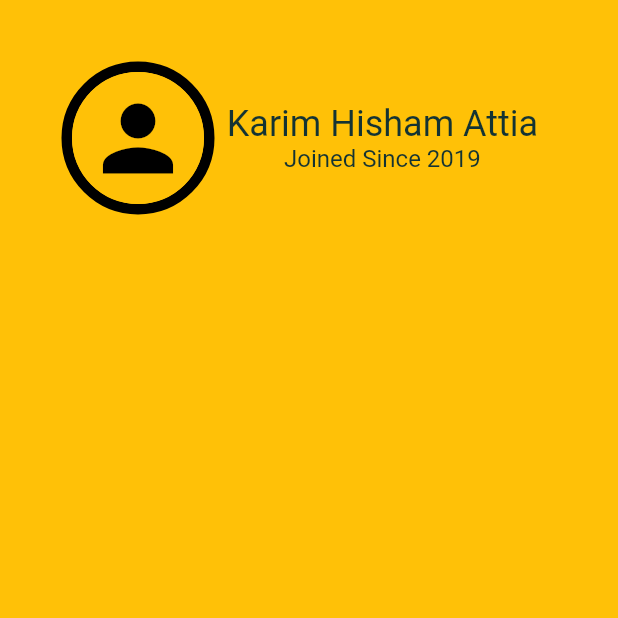
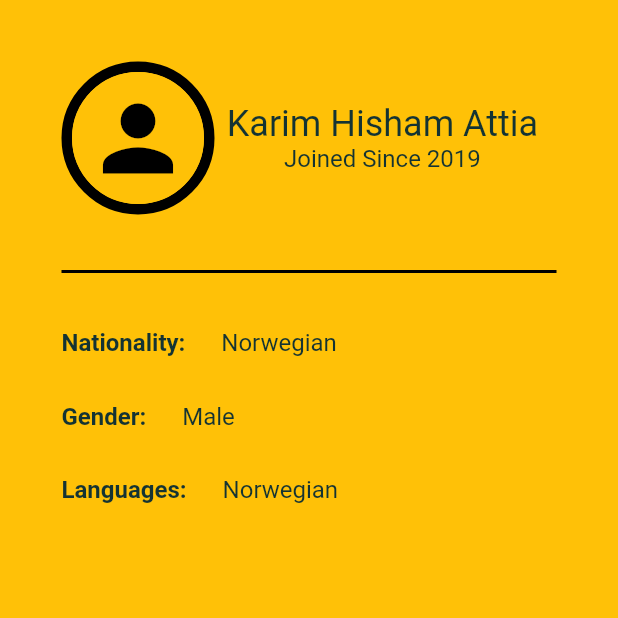
Before and after one commit to mohGhazala96/gawla, a Flutter app: the screen it shows after launch, on a phone screen of 412 x 824 dp, the top half of it. Run offline on Flutter 3.47's test engine with Material 2 defaults, Android fonts, the phone set to English and light mode, and no system bars; missing offline and left inert: country_pickers.

Commit message:
Updated Profile

```diff
--- a/lib/screens/tourist/tourist_profile_screen.dart
+++ b/lib/screens/tourist/tourist_profile_screen.dart
@@ -1,8 +1,10 @@
+import 'package:country_pickers/country.dart';
 import 'package:flutter/material.dart';
 import 'package:flutter/widgets.dart';
 import '../../main.dart';
 import '../../data/DUMMYDATA.dart';
 import 'package:provider/provider.dart';
+import 'package:country_pickers/country_pickers.dart';
 
 // ADD FONTS TO TEXTS
 
@@ -59,6 +61,73 @@ class TouristProfileScreen extends StatelessWidget {
                     ],
                   )
                 ],
+              ),
+              SizedBox(
+                height: 30.0,
+              ),
+              Divider(
+                thickness: 2.0,
+                color: Colors.black,
+              ),
+              SizedBox(
+                height: 30.0,
+              ),
+              Row(
+                children: <Widget>[
+                  Text(
+                    'Nationality:',
+                    style:
+                        TextStyle(fontSize: 16.0, fontWeight: FontWeight.bold),
+                  ),
+                  SizedBox(
+                    width: 24.0,
+                  ),
+                  Text(
+                    'Norwegian',
+                    style: TextStyle(fontSize: 16.0),
+                  ),
+                  SizedBox(
+                    width: 24.0,
+                  ),
+                ],
+              ),
+              SizedBox(
+                height: 30.0,
+              ),
+              Row(
+                children: <Widget>[
+                  Text(
+                    'Gender:',
+                    style:
+                        TextStyle(fontSize: 16.0, fontWeight: FontWeight.bold),
+                  ),
+                  SizedBox(
+                    width: 24.0,
+                  ),
+                  Text(
+                    'Male',
+                    style: TextStyle(fontSize: 16.0),
+                  ),
+                ],
+              ),
+              SizedBox(
+                height: 30.0,
+              ),
+              Row(
+                children: <Widget>[
+                  Text(
+                    'Languages:',
+                    style:
+                        TextStyle(fontSize: 16.0, fontWeight: FontWeight.bold),
+                  ),
+                  SizedBox(
+                    width: 24.0,
+                  ),
+                  Text(
+                    'Norwegian',
+                    style: TextStyle(fontSize: 16.0),
+                  ),
+                ],
               )
             ],
           ),
--- a/pubspec.yaml
+++ b/pubspec.yaml
@@ -24,6 +24,7 @@ dependencies:
   # Use with the CupertinoIcons class for iOS style icons.
   cupertino_icons: ^0.1.2
   provider: ^3.1.0
+  country_pickers: ^1.1.0
 
 dev_dependencies:
   flutter_test:
```
Also changed, not shown: pubspec.lock.
